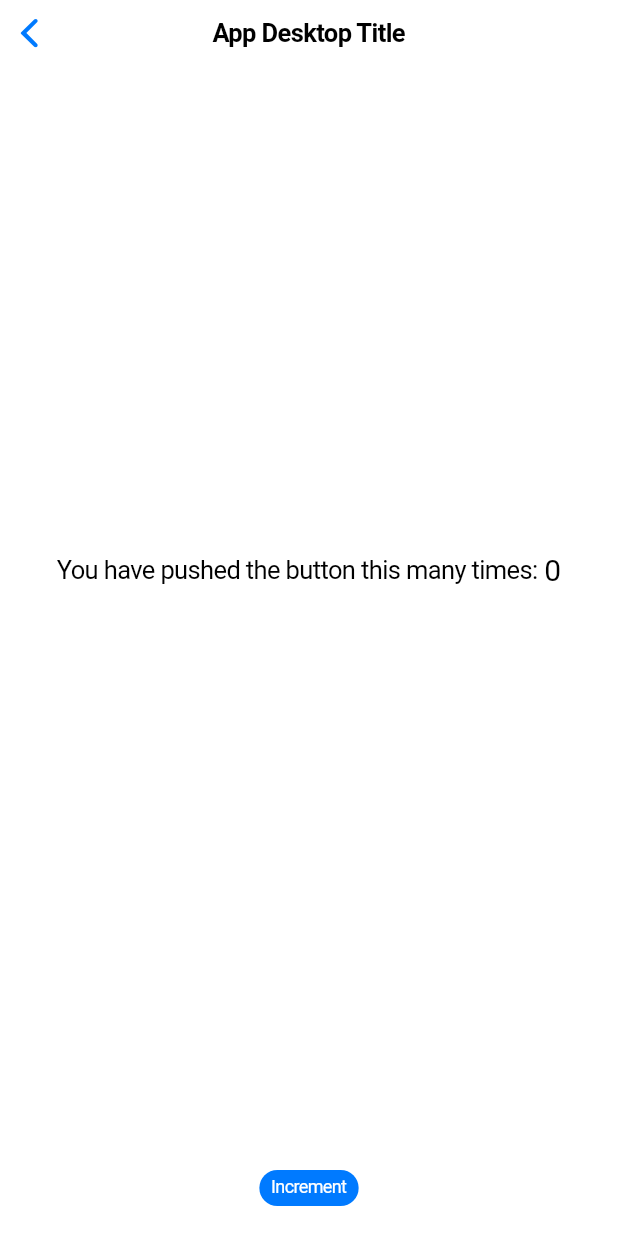
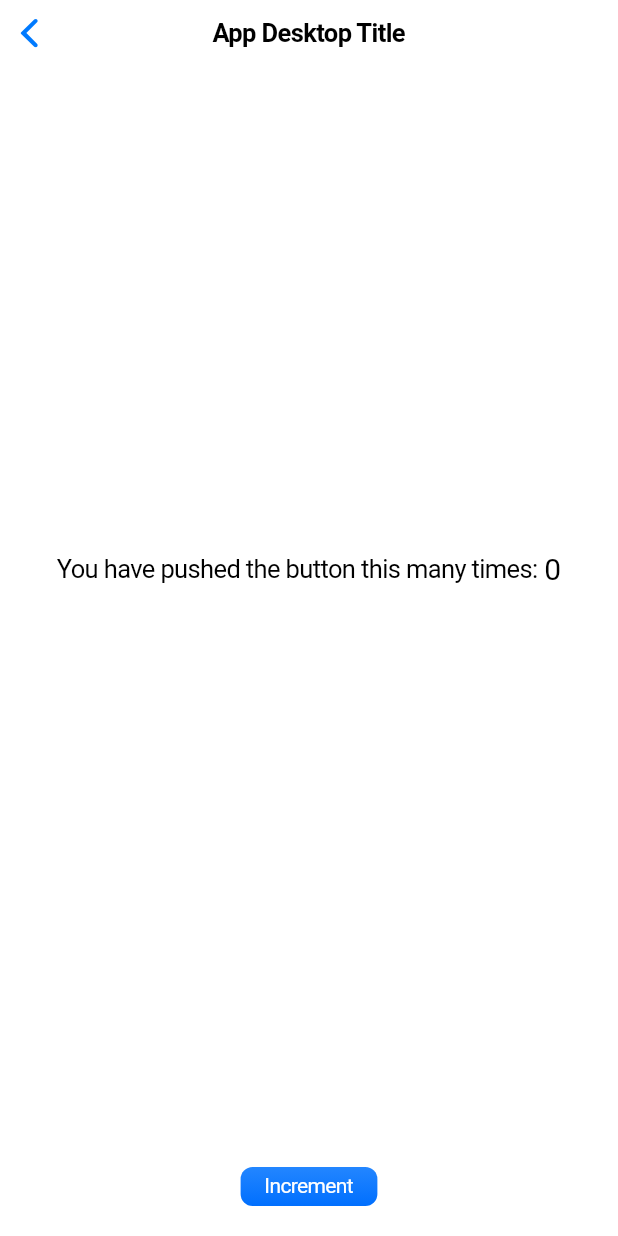
Before and after one commit to optimisme/DAM-FlutterTresEnRalla, a Flutter app: the LayoutDesktop screen opened directly, on a phone screen of 412 x 824 dp. Run offline on Flutter 3.47's test engine with Material 2 defaults, Android fonts, the phone set to English and light mode, and no system bars; missing offline and left inert: window_manager.

Commit message:
Fix desktop button colors

```diff
--- a/cupertino_base/lib/layout_desktop.dart
+++ b/cupertino_base/lib/layout_desktop.dart
@@ -1,4 +1,5 @@
 import 'package:flutter/cupertino.dart';
+import 'package:flutter/material.dart';
 
 class LayoutDesktop extends StatefulWidget {
   const LayoutDesktop({super.key, required this.title});
@@ -46,16 +47,33 @@ class _LayoutDesktopState extends State<LayoutDesktop> {
             ),
             Padding(
                 padding: const EdgeInsets.all(20),
-              child: CupertinoButton.filled(
+                child: Container( // macOS style button
+                    decoration: BoxDecoration(
+                        gradient: LinearGradient(
+                            begin: Alignment.topCenter,
+                            end: Alignment.bottomCenter,
+                            colors: [
+                            Color.fromARGB(255,  35, 134, 255),
+                            Color.fromARGB(255,   0, 111, 254),
+                            ],
+                        ),
+                        borderRadius: BorderRadius.circular(8.0),
+                    ),
+                    child: CupertinoButton(
                         minSize: 0,
                         onPressed: _incrementCounter,
-                padding: EdgeInsets.only(left: 8, right: 8, top: 4, bottom: 6),
+                        padding: EdgeInsets.only(left: 16, right: 16, top: 4, bottom: 6),
                         child: const Text(
                             'Increment',
-                    style: TextStyle(fontSize: 12)
+                            style: TextStyle(
+                            fontSize: 14,
+                            color: Colors.white, // Color del text
                             ),
                         ),
                     ),
+                ),
+            )
+
           ],
         ),
       ),
```
Lines whose indentation alone changed are shown as unchanged.
